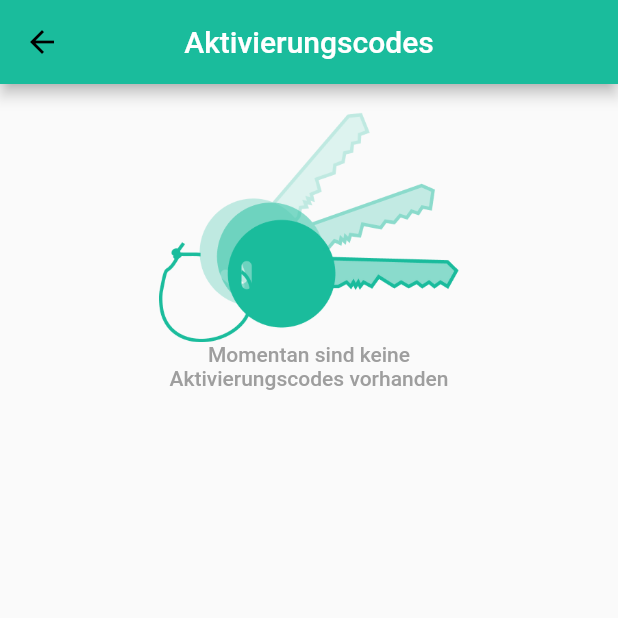
After one commit to JanSchlte/gomobie_, a Flutter app: the ActivationCodes screen opened by its route, on a phone screen of 412 x 824 dp, the top half of it. The commit adds this screen. Run offline on Flutter 3.47's test engine with Material 2 defaults, Android fonts, the phone set to English and light mode, and no system bars; our stand-ins replace cloud_firestore, firebase_auth, qr_flutter; accounts and stored records are empty; generated files the repository leaves out were written again; Roboto replaces fonts that are missing (Metropolis).

Commit message:
activation code design

```diff
--- a/lib/main.dart
+++ b/lib/main.dart
@@ -1,7 +1,9 @@
 import 'package:firebase_auth/firebase_auth.dart';
 import 'package:flutter/material.dart';
 import 'package:gomobie/pages/home/groups.dart';
+import 'package:gomobie/pages/home/settings/activation_codes.dart';
 import 'package:provider/provider.dart';
+
 import 'pages/create_child_account/child_account_bank.dart';
 import 'pages/create_child_account/child_account_contact_data.dart';
 import 'pages/create_child_account/child_account_personal.dart';
@@ -58,6 +60,7 @@ class App extends StatelessWidget {
           ChildRegistrationSuccess.routeName: (_) => ChildRegistrationSuccess(),
           CollectionGroups.routeName: (_) => CollectionGroups(),
           Home.routeName: (_) => Home(),
+          ActivationCodes.routeName: (_) => ActivationCodes()
         },
         initialRoute: isLoggedIn ? Home.routeName : IntroScreen.routeName,
       ),
--- a/lib/pages/home/settings.dart
+++ b/lib/pages/home/settings.dart
@@ -1,4 +1,5 @@
 import 'package:flutter/material.dart';
+import 'package:gomobie/pages/home/settings/activation_codes.dart';
 
 class Settings extends StatelessWidget {
   @override
@@ -37,6 +38,8 @@ class Settings extends StatelessWidget {
           ListTile(
             title: Text('Aktivierungscodes'),
             trailing: Icon(Icons.arrow_forward),
+            onTap: () =>
+                Navigator.of(context).pushNamed(ActivationCodes.routeName),
           ),
           Divider(),
         ],
--- /dev/null
+++ b/lib/pages/home/settings/activation_codes.dart
@@ -0,0 +1,33 @@
+import 'package:flutter/material.dart';
+
+class ActivationCodes extends StatelessWidget {
+  static const routeName = '/settings/activation';
+
+  @override
+  Widget build(BuildContext context) {
+    return Scaffold(
+      appBar: AppBar(
+        centerTitle: true,
+        title: Text(
+          'Aktivierungscodes',
+          style: TextStyle(color: Colors.white),
+        ),
+      ),
+      body: Center(
+        child: Column(
+          children: [
+            Image.asset(
+              'assets/general_assets/keys.png',
+              width: 200,
+            ),
+            Text(
+              'Momentan sind keine\nAktivierungscodes vorhanden',
+              textAlign: TextAlign.center,
+              style: TextStyle(color: Colors.grey, fontWeight: FontWeight.w500),
+            )
+          ],
+        ),
+      ),
+    );
+  }
+}
```
